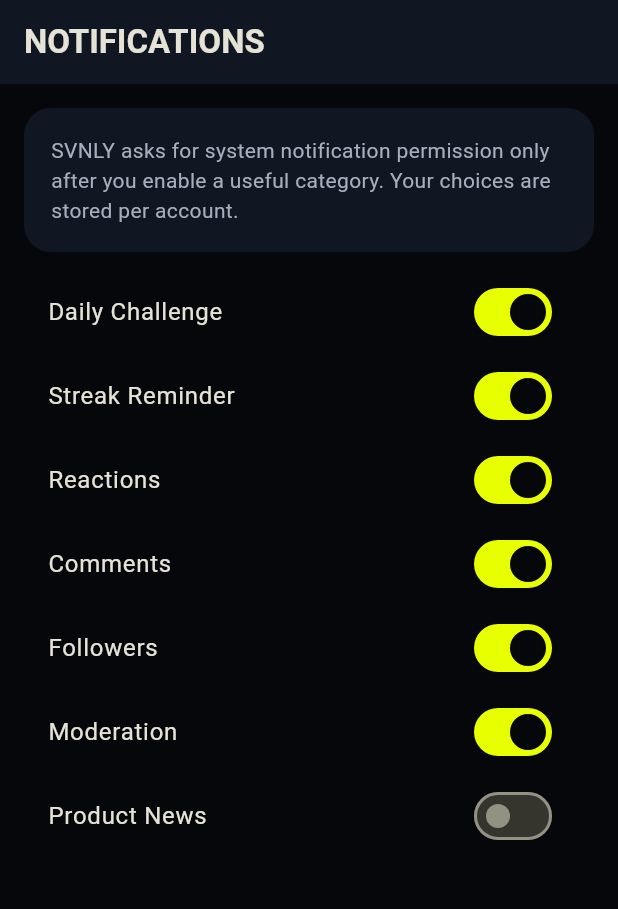
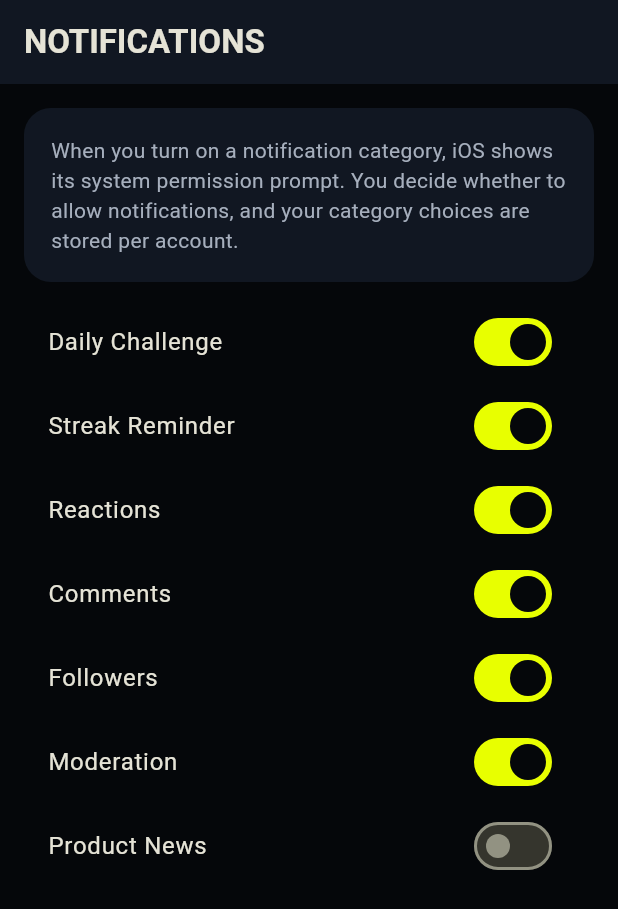
Before and after one commit to sebastianbuergy-oss/svnly, a Flutter app: the NotificationSettingsScreen screen opened by its route, on a phone screen of 412 x 824 dp. Shown: the top 909 px of the screen. Run offline on Flutter 3.47's test engine with Material 3 defaults, Android fonts, the phone set to English and light mode, and no system bars; our stand-ins replace camera, flutter_riverpod, go_router, image_picker, permission_handler, shared_preferences and 3 more; missing offline and left inert: purchases_flutter; accounts and stored records are empty.

Commit message:
Fix neutral iOS permission flow

```diff
--- a/lib/core/localization/app_strings.dart
+++ b/lib/core/localization/app_strings.dart
@@ -39,6 +39,24 @@
   String get noRanking => isGerman
       ? 'Die Welt wacht gerade erst auf.'
       : 'The world is still waking up.';
+  String get permissionContinue => isGerman ? 'Weiter' : 'Continue';
+  String get cameraPermissionTitle =>
+      isGerman ? 'Deine Kamera. Dein Moment.' : 'Your camera. Your moment.';
+  String get cameraPermissionExplanation => isGerman
+      ? 'SVNLY benötigt Kamera und Mikrofon nur für deinen 7-Sekunden-Take. '
+            'Nach „Weiter“ zeigt iOS die Systemabfragen. Dort entscheidest du '
+            'selbst über den Zugriff.'
+      : 'SVNLY needs the camera and microphone only for your seven-second '
+            'Take. After Continue, iOS shows the system prompts, where you '
+            'decide whether to provide access.';
+  String get cameraPermissionDenied => isGerman
+      ? 'Ohne Kamera- und Mikrofonzugriff kann SVNLY keinen 7-Sekunden-Take '
+            'aufnehmen. Du kannst deine Auswahl in den iOS-Einstellungen ändern.'
+      : 'SVNLY cannot record a seven-second Take without camera and microphone '
+            'access. You can change your choice in iOS Settings.';
+  String get openSettings =>
+      isGerman ? 'Einstellungen öffnen' : 'Open Settings';
+  String get backToToday => isGerman ? 'ZURÜCK ZU TODAY' : 'BACK TO TODAY';
 }
 
 class AppStringsDelegate extends LocalizationsDelegate<AppStrings> {
--- a/lib/features/camera/camera_policy.dart
+++ b/lib/features/camera/camera_policy.dart
@@ -2,6 +2,8 @@
 import 'package:flutter/material.dart';
 
 const double naturalCameraZoom = 1.0;
+
+enum CapturePermissionState { granted, requestable, requiresSettings }
 
 int naturalCameraIndex(
   List<CameraDescription> cameras,
--- a/lib/features/settings/settings_details.dart
+++ b/lib/features/settings/settings_details.dart
@@ -85,7 +85,9 @@
           child: Padding(
             padding: EdgeInsets.all(18),
             child: Text(
-              'SVNLY asks for system notification permission only after you enable a useful category. Your choices are stored per account.',
+              'When you turn on a notification category, iOS shows its system '
+              'permission prompt. You decide whether to allow notifications, '
+              'and your category choices are stored per account.',
             ),
           ),
         ),
```
Also changed, not shown: lib/features/camera/camera_screen.dart (+77 -13 lines), 1 other file.
